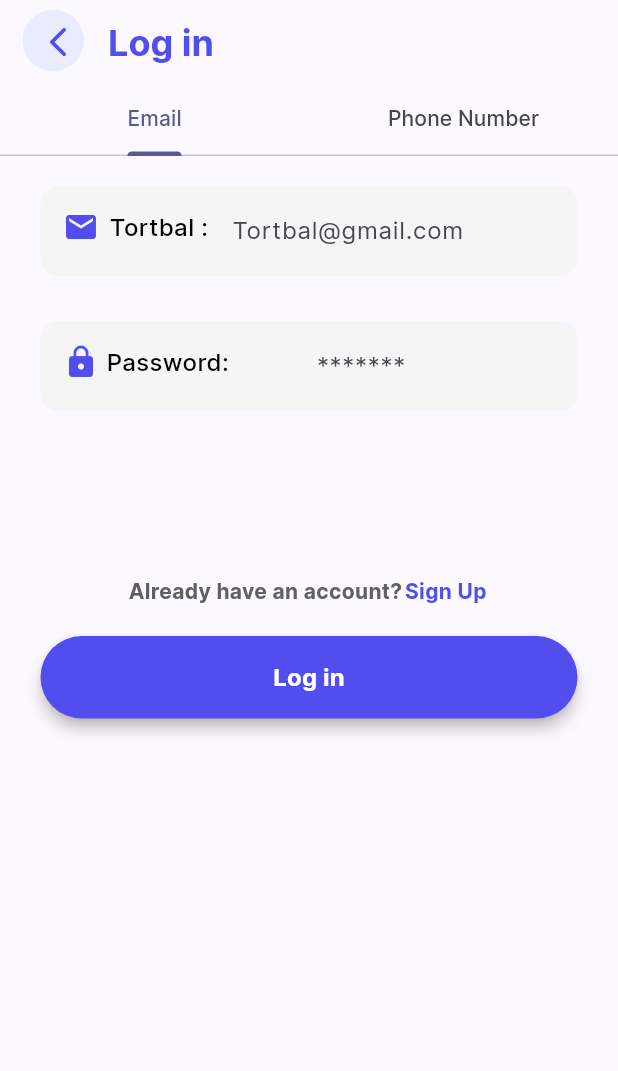
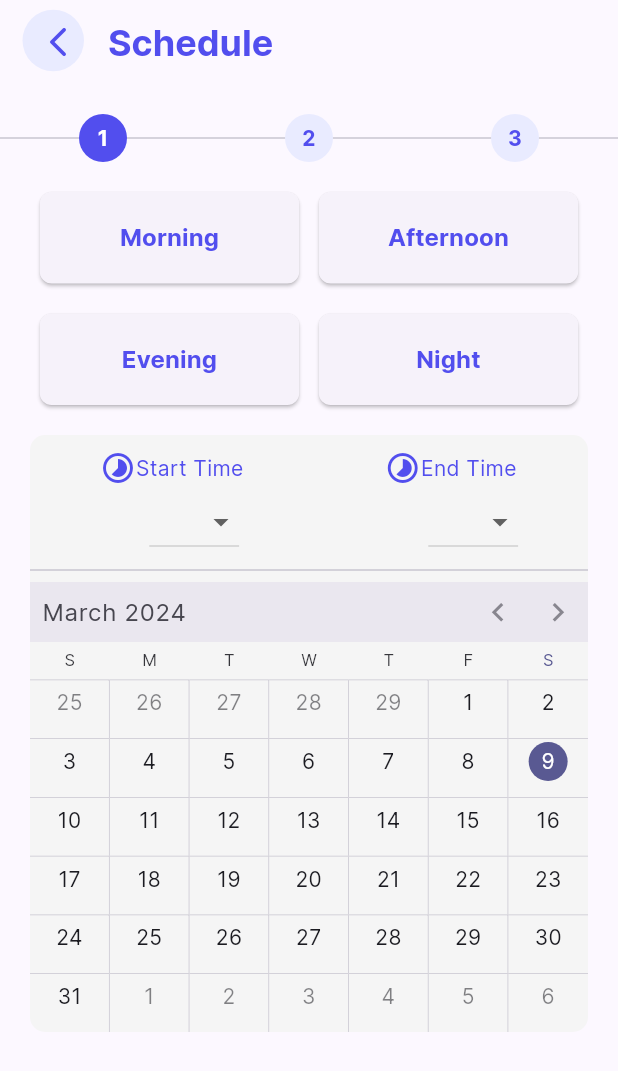
Before and after one commit to Thea-zin/TortbalMiniApp, a Flutter app: the screen it shows after launch, on a phone screen of 412 x 824 dp. Shown: the top 1071 px of the screen. Run offline on Flutter 3.47's test engine with Material 3 defaults, Android fonts, the phone set to English and light mode, and no system bars; drawn by our look-alikes of syncfusion_flutter_calendar; our stand-ins replace flutter_svg, intl_phone_field, modal_bottom_sheet.

Commit message:
changing screen name

```diff
--- /dev/null
+++ b/lib/Views/payment/pay_schedule.screen.dart
@@ -0,0 +1,358 @@
+import 'dart:math';
+
+import 'package:flutter/material.dart' hide ModalBottomSheetRoute;
+import 'package:thortbal/Helpers/Widgets/tb_button.dart';
+import 'package:thortbal/Constants/tb_color.dart';
+import 'package:thortbal/Constants/tb_textsize.dart';
+import 'package:thortbal/Helpers/Widgets/tb_text.widget.dart';
+import 'package:intl_phone_field/intl_phone_field.dart';
+import  'package:thortbal/Constants/tb_icon.dart';
+import 'package:thortbal/Helpers/Widgets/tb_textfield.widget.dart';
+import 'package:thortbal/Helpers/Widgets/tb_textfield.widget.dart';
+import 'package:syncfusion_flutter_calendar/calendar.dart';
+
+class PaySchedule extends StatefulWidget {
+  const PaySchedule({super.key});
+
+  @override
+  State<PaySchedule> createState() => _PayScheduleState();
+}
+ final List<String> options = ['Option 1', 'Option 2', 'Option 3'];
+
+
+String dropdownvalue ="8:30";
+class _PayScheduleState extends State<PaySchedule> {
+  @override
+  Widget build(BuildContext context) {
+    return Scaffold(
+      appBar: AppBar(
+        leading: Padding(
+          padding: const EdgeInsets.only(left: 15, top: 4.0, bottom: 6),
+          child: TBBackButton(
+            onTap: () => Navigator.pop(context),
+          ),
+        ),
+        title: TBText(
+          "Schedule",
+          textColor: TBColor.primary,
+          textSize: TBTextSize.xlarge,
+          fontWeight: FontWeight.bold,
+        ),
+      ),
+      body: Column(
+        children: [
+          ///Container Stack page number
+          Container(
+            margin: EdgeInsets.fromLTRB(0, 20, 0, 0),
+            child: Stack(
+
+              alignment: Alignment.center,
+              children: [
+                Divider(),
+                Row(
+                  mainAxisAlignment: MainAxisAlignment.spaceAround,
+                 children: [
+                  Container(
+
+                    width: 32,
+                    height: 32,
+                    decoration: BoxDecoration(
+                        color: TBColor.primary,
+                        shape: BoxShape.circle,
+                      ),
+                    child: Center(
+                      child: TBText(
+                        "1",
+                        textColor: Colors.white,
+                        textSize: 14,
+                        fontWeight: FontWeight.bold,
+                      ),
+                    ),
+                  ),
+
+
+                  Container(
+
+                    width: 32,
+                    height: 32,
+                    decoration: BoxDecoration(
+                        color: TBColor.secondary,
+                        shape: BoxShape.circle,
+                      ),
+                    child: Center(
+                      child: TBText(
+                        "2",
+                        textColor: TBColor.primary,
+                        textSize: 14,
+                        fontWeight: FontWeight.bold,
+                      ),
+                    ),
+                  ),
+               Container(
+
+                    width: 32,
+                    height: 32,
+                    decoration: BoxDecoration(
+                        color: TBColor.secondary,
+                        shape: BoxShape.circle,
+                      ),
+                    child: Center(
+                      child: TBText(
+                        "3",
+                        textColor: TBColor.primary,
+                        textSize: 14,
+                        fontWeight: FontWeight.bold,
+                      ),
+                    ),
+                  ),
+
+                 ],
+                )
+              ],
+            ),
+          ),
+
+          ///Create button Morning , afternoon ....
+          Container(
+            margin: EdgeInsets.all(20),
+            child: Column(
+
+              children: [
+                Row(
+
+                 mainAxisAlignment: MainAxisAlignment.spaceAround,
+                 children: [
+                  Container(
+
+                    width: 173,
+                    height: 61,
+                    decoration: BoxDecoration(
+                      shape: BoxShape.circle
+                    ),
+                    child: ElevatedButton(
+                      child:TBText(
+                        "Morning",
+                        textSize: 16,
+                        fontWeight: FontWeight.bold,
+                        textColor: TBColor.primary,
+                      ),
+                     onPressed: (){},
+                     style: ButtonStyle(
+                      shape:MaterialStateProperty.all(
+
+                        RoundedRectangleBorder(
+                        borderRadius: BorderRadius.circular(8),
+
+                      ),)
+                     ),
+                     ),
+
+                  ),
+                  Container(
+                    width: 173,
+                    height: 61,
+                    decoration: BoxDecoration(
+                      shape: BoxShape.circle
+                    ),
+                    child: ElevatedButton(
+                      child:TBText(
+                        "Afternoon",
+                        textSize: 16,
+                        fontWeight: FontWeight.bold,
+                        textColor: TBColor.primary,
+                      ),
+                     onPressed: (){},
+                     style: ButtonStyle(
+                      shape:MaterialStateProperty.all(
+
+                        RoundedRectangleBorder(
+                        borderRadius: BorderRadius.circular(8),
+
+                      ),)
+                     ),
+                     ),
+
+                  )
+                 ],
+                ),
+                SizedBox(
+                  height: 20,
+                ),
+                Row(
+                 mainAxisAlignment: MainAxisAlignment.spaceAround,
+                 children: [
+                  Container(
+
+                    width: 173,
+                    height: 61,
+                    decoration: BoxDecoration(
+                      shape: BoxShape.circle
+                    ),
+                    child: ElevatedButton(
+                      child:TBText(
+                        "Evening",
+                        textSize: 16,
+                        fontWeight: FontWeight.bold,
+                        textColor: TBColor.primary,
+                      ),
+                     onPressed: (){},
+                     style: ButtonStyle(
+                      shape:MaterialStateProperty.all(
+
+                        RoundedRectangleBorder(
+                        borderRadius: BorderRadius.circular(8),
+
+                      ),)
+                     ),
+                     ),
+
+                  ),
+                  Container(
+                    width: 173,
+                    height: 61,
+                    decoration: BoxDecoration(
+                      shape: BoxShape.circle
+                    ),
+                    child: ElevatedButton(
+                      child:TBText(
+                        "Night",
+                        textSize: 16,
+                        fontWeight: FontWeight.bold,
+                        textColor: TBColor.primary,
+                      ),
+                     onPressed: (){},
+                     style: ButtonStyle(
+                      shape:MaterialStateProperty.all(
+
+                        RoundedRectangleBorder(
+                        borderRadius: BorderRadius.circular(8),
+
+                      ),)
+                     ),
+                     ),
+
+                  )
+                 ],
+                )
+              ],
+            ),
+          ),
+          /// Create select time and Schedule
+          Container(
+            margin: EdgeInsets.fromLTRB(20, 0, 20, 0),
+            decoration: BoxDecoration(
+              color: TBColor.inputBackground,
+              borderRadius: BorderRadius.circular(10),
+            ),
+            child: Column(
+
+              children: [
+                //container select time
+                Container(
+                  margin: EdgeInsets.fromLTRB(0, 10, 0, 0),
+                  child: Row(
+                    mainAxisAlignment: MainAxisAlignment.spaceAround,
+                    children: [
+                      Container(
+                        child: Column(
+                          children: [
+                           Row(
+
+                            children: [
+                              Icon(Icons.timelapse,
+                                color: TBColor.primary,),
+                              TBText("Start Time",
+                                textColor: TBColor.primary,
+                                ),
+                            ],
+                           ),
+                           Container(
+                             margin: EdgeInsets.fromLTRB(30, 0, 0, 0),
+                             child: DropdownButton(
+                              items: const [
+                                DropdownMenuItem(
+                                  value: "8:30",
+                                  child:Text("8:30")),
+
+                              ],
+
+                               onChanged: (String? newValue)
+                               {
+                                setState(() {
+                                  dropdownvalue=newValue!;
+                                });
+                               }
+                               ),
+                           ),
+                          ],
+                        ),
+                      ),
+                      Container(
+                  child: Row(
+                    children: [
+                      Container(
+
+                        child: Column(
+                          children: [
+                           Row(
+
+                            children: [
+                              Icon(Icons.timelapse,
+                                color: TBColor.primary,),
+                              TBText("End Time",
+                                textColor: TBColor.primary,),
+                            ],
+                           ),
+                           Container(
+                             margin: EdgeInsets.fromLTRB(30, 0, 0, 0),
+                             child: DropdownButton(
+                              items: const [
+                                DropdownMenuItem(
+                                  value: "8:30",
+                                  child:Text("8:30")),
+
+                              ],
+
+                               onChanged: (String? newValue)
+                               {
+                                setState(() {
+                                  dropdownvalue=newValue!;
+                                });
+                               }
+                               ),
+                           ),
+                          ],
+                        ),
+                      ),
+
+                    ],
+                  ),
+                ),
+                    ],
+                  ),
+                ),
+              //Divider
+              Divider(),
+
+              /// Calendar
+              Container(
+                child: SfCalendar(
+                  view: CalendarView.month,
+                  showNavigationArrow: true,
+                )
+              )
+              ],
+            ),
+          ),
+
+
+         ///Select Opponent level
+
+
+        ///Bottom Navigation bar
+
+        ],
+      ),
+    );
+  }
+}
--- a/lib/app/main.dart
+++ b/lib/app/main.dart
@@ -1,10 +1,12 @@
 import 'package:flutter/material.dart';
 import 'package:thortbal/Constants/tb_color.dart';
 import 'package:thortbal/Views/Profile/profile.screen.dart';
-import 'package:thortbal/Views/authentication/login.dart';
-import 'package:thortbal/Views/authentication/signUp.dart';
-import 'package:thortbal/Views/authentication/SigupWithEmail.dart';
-import 'package:thortbal/Views/authentication/login.dart';
+import 'package:thortbal/Views/authentication/login.screeen.dart';
+import 'package:thortbal/Views/authentication/signUp.screen.dart';
+import 'package:thortbal/Views/authentication/SigupWithEmail.screen.dart';
+import 'package:thortbal/Views/authentication/login.screeen.dart';
+import 'package:thortbal/Views/payment/pay_schedule.screen.dart';
+import 'package:thortbal/Views/payment/booking_detail.screen.dart';
 void main() {
   runApp(
     const MyApp(),
@@ -26,7 +28,7 @@ class MyApp extends StatelessWidget {
         colorScheme: ColorScheme.fromSeed(seedColor: TBColor.primary),
         useMaterial3: true,
       ),
-      home: const Login(),
+      home: const PaySchedule (),
     );
   }
 }
--- a/pubspec.yaml
+++ b/pubspec.yaml
@@ -38,6 +38,7 @@ dependencies:
   # Use with the CupertinoIcons class for iOS style icons.
   cupertino_icons: ^1.0.2
   intl_phone_field: ^3.2.0
+  syncfusion_flutter_calendar: ^24.2.9
 
 dev_dependencies:
   flutter_test:
```
Also changed, not shown: lib/Views/payment/booking_detail.screen.dart (added, +184 -0 lines), lib/Views/authentication/SigupWithEmail.screen.dart (renamed from lib/Views/authentication/SigupWithEmail.dart), lib/Views/authentication/login.screeen.dart (renamed from lib/Views/authentication/login.dart), lib/Views/authentication/signUp.screen.dart (renamed from lib/Views/authentication/signUp.dart), lib/Views/authentication/verifyOTP.screen.dart (renamed from lib/Views/authentication/verifyOTP.dart), pubspec.lock.
